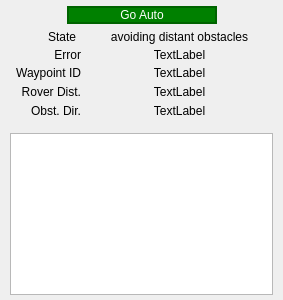
This is src/tools/navigationtool.ui in mjroman/roverSim as Qt 5 draws it before an edit. The edited form follows.
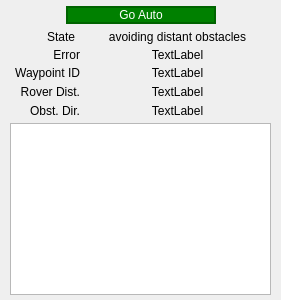
This is the edited form.

What changed in the file:
```diff
--- a/src/tools/navigationtool.ui
+++ b/src/tools/navigationtool.ui
@@ -6,26 +6,26 @@
    <rect>
     <x>0</x>
     <y>0</y>
-    <width>283</width>
+    <width>281</width>
     <height>300</height>
    </rect>
   </property>
   <property name="sizePolicy">
-   <sizepolicy hsizetype="Preferred" vsizetype="MinimumExpanding">
+   <sizepolicy hsizetype="Fixed" vsizetype="Preferred">
     <horstretch>0</horstretch>
     <verstretch>0</verstretch>
    </sizepolicy>
   </property>
   <property name="minimumSize">
    <size>
-    <width>283</width>
+    <width>281</width>
     <height>300</height>
    </size>
   </property>
   <property name="maximumSize">
    <size>
-    <width>283</width>
-    <height>300</height>
+    <width>281</width>
+    <height>800</height>
    </size>
   </property>
   <property name="cursor">
@@ -271,19 +271,6 @@
      </item>
     </layout>
    </item>
-   <item>
-    <spacer name="verticalSpacer">
-     <property name="orientation">
-      <enum>Qt::Vertical</enum>
-     </property>
-     <property name="sizeHint" stdset="0">
-      <size>
-       <width>20</width>
-       <height>40</height>
-      </size>
-     </property>
-    </spacer>
-   </item>
    <item>
     <widget class="QTableWidget" name="paramTableWidget">
      <property name="focusPolicy">
```
